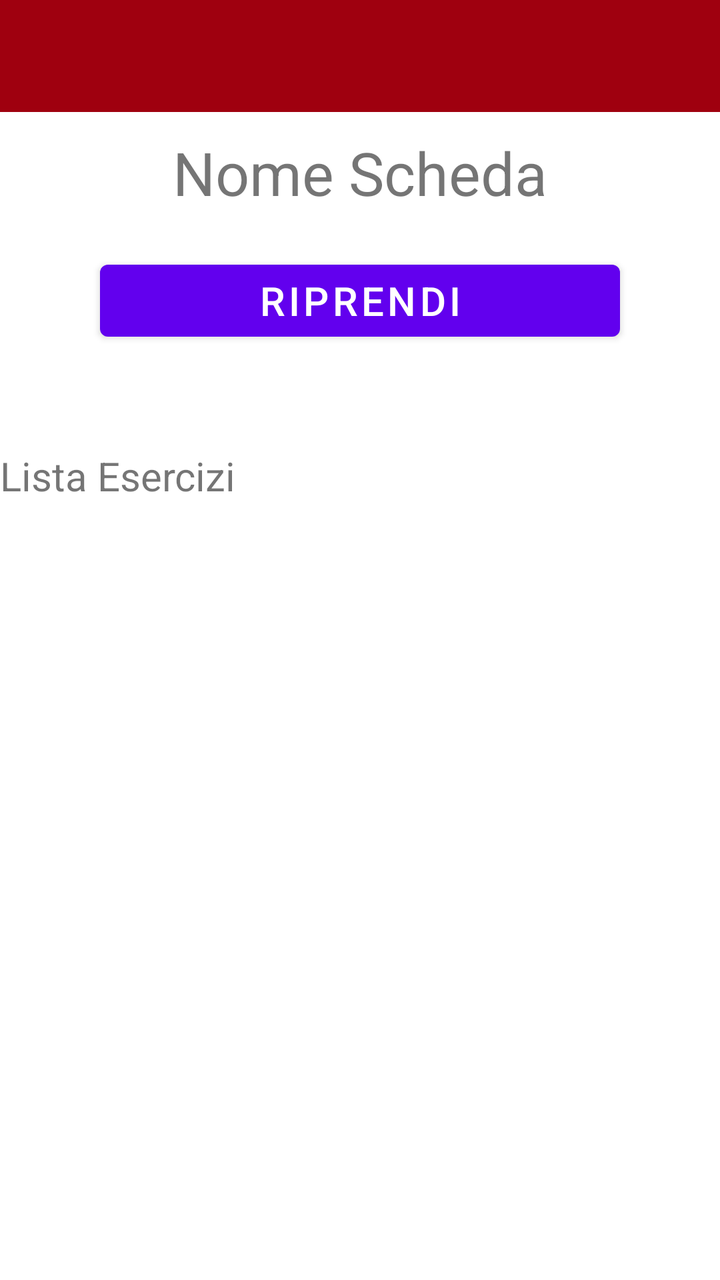
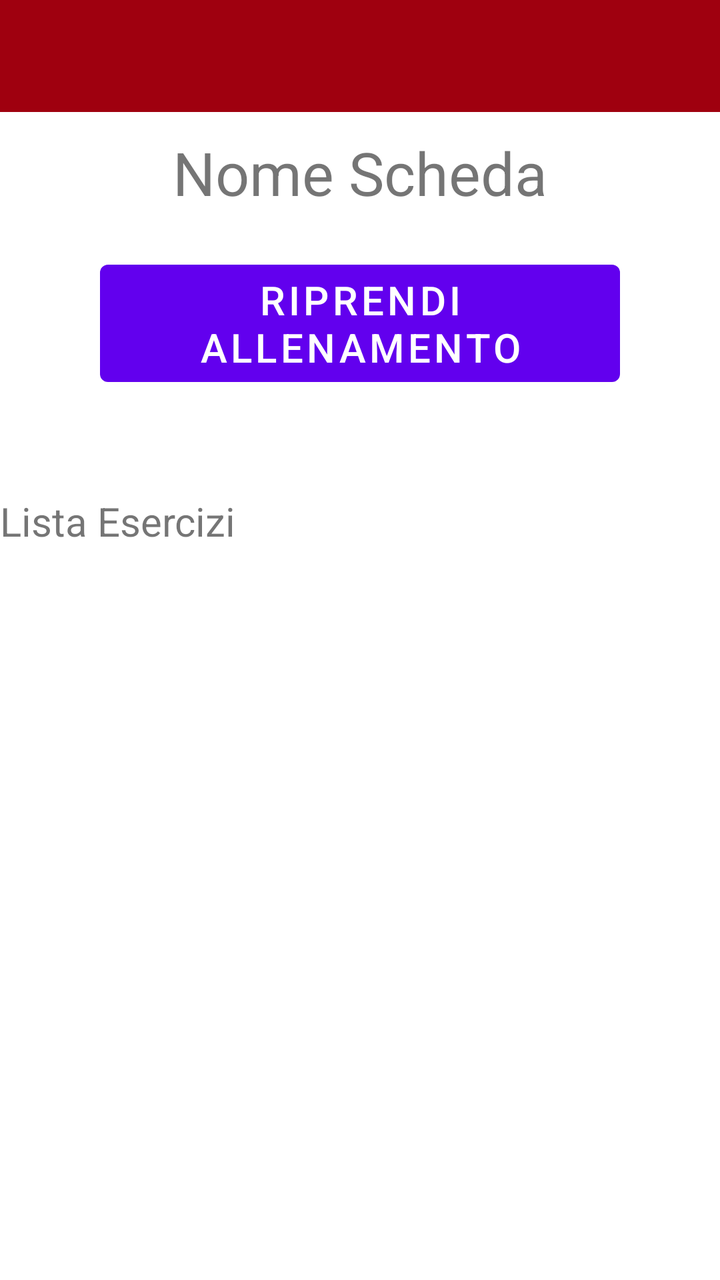

An Android layout rendered at two revisions. The XML below is the earlier revision; the diff shows what the commit changed to produce the second picture.
<!-- AndroidManifest.xml: application theme Theme.YourCali -->
<!-- res/layout/activity_workout_plan_overview.xml -->
<?xml version="1.0" encoding="utf-8"?>
<androidx.constraintlayout.widget.ConstraintLayout xmlns:android="http://schemas.android.com/apk/res/android"
    xmlns:app="http://schemas.android.com/apk/res-auto"
    xmlns:tools="http://schemas.android.com/tools"
    android:layout_width="match_parent"
    android:layout_height="match_parent"
    tools:context=".WorkoutPlanOverviewActivity">


    <LinearLayout
        android:layout_width="match_parent"
        android:layout_height="match_parent"
        android:orientation="vertical">

        <com.google.android.material.appbar.AppBarLayout
            android:layout_width="match_parent"
            android:layout_height="wrap_content"
            app:layout_constraintEnd_toEndOf="parent"
            app:layout_constraintStart_toStartOf="parent"
            app:layout_constraintTop_toTopOf="parent">

            <androidx.appcompat.widget.Toolbar
                android:id="@+id/myToolbarAllenamento"
                android:layout_width="match_parent"
                android:layout_height="wrap_content"
                android:background="@color/Cranberry"
                android:minHeight="?attr/actionBarSize"
                android:theme="?attr/actionBarTheme" />

        </com.google.android.material.appbar.AppBarLayout>

        <Space
            android:layout_width="match_parent"
            android:layout_height="10dp"/>

        <TextView
            android:layout_width="wrap_content"
            android:layout_height="wrap_content"
            android:id="@+id/nomeSchedaOverview"
            android:text="Nome Scheda"
            android:textSize="30dp"
            android:layout_gravity="center"/>
        <Space
            android:layout_width="match_parent"
            android:layout_height="20dp"/>
        <Button
            android:layout_width="match_parent"
            android:layout_height="wrap_content"
            android:id="@+id/buttonSchedaOverview"
            android:layout_marginHorizontal="50dp"
            android:textSize="20dp"
            android:text="Riprendi"/>

        <Space
            android:layout_width="match_parent"
            android:layout_height="50dp"/>

        <TextView
            android:layout_width="wrap_content"
            android:layout_height="wrap_content"
            android:text="Lista Esercizi"
            android:textSize="20dp"/>

        <ScrollView
            android:layout_width="match_parent"
            android:layout_height="match_parent">


            <androidx.recyclerview.widget.RecyclerView
                android:layout_width="match_parent"
                android:layout_height="match_parent"
                android:id="@+id/recyclerSchedaOverview"/>

        </ScrollView>


    </LinearLayout>

</androidx.constraintlayout.widget.ConstraintLayout>
<!-- resources referenced by this layout -->
<resources>
  <color name="Cranberry">#9F000F</color>
  <style name="Theme.YourCali" parent="Theme.MaterialComponents.DayNight.NoActionBar">
          
          <item name="colorPrimary">@color/purple_500</item>
          <item name="colorPrimaryVariant">@color/purple_700</item>
          <item name="colorOnPrimary">@color/white</item>
          
          <item name="colorSecondary">@color/teal_200</item>
          <item name="colorSecondaryVariant">@color/teal_700</item>
          <item name="colorOnSecondary">@color/black</item>
          
          <item name="android:statusBarColor" tools:targetApi="l">@color/DarkOrange</item>
          
      </style>
  <color name="purple_500">#FF6200EE</color>
  <color name="purple_700">#FF3700B3</color>
  <color name="white">#FFFFFFFF</color>
  <color name="teal_200">#FF03DAC5</color>
  <color name="teal_700">#FF018786</color>
  <color name="black">#FF000000</color>
  <color name="DarkOrange">#FFFC7C35</color>
</resources>

<!-- the commit's change to res/layout/activity_workout_plan_overview.xml (unified diff, before → after) -->
@@ -26,7 +26,6 @@
                 android:background="@color/Cranberry"
                 android:minHeight="?attr/actionBarSize"
                 android:theme="?attr/actionBarTheme" />
-
         </com.google.android.material.appbar.AppBarLayout>
 
         <Space
@@ -43,13 +42,14 @@
         <Space
             android:layout_width="match_parent"
             android:layout_height="20dp"/>
+
         <Button
+            android:id="@+id/buttonSchedaOverview"
             android:layout_width="match_parent"
             android:layout_height="wrap_content"
-            android:id="@+id/buttonSchedaOverview"
             android:layout_marginHorizontal="50dp"
-            android:textSize="20dp"
-            android:text="Riprendi"/>
+            android:text="Riprendi allenamento"
+            android:textSize="20dp" />
 
         <Space
             android:layout_width="match_parent"
